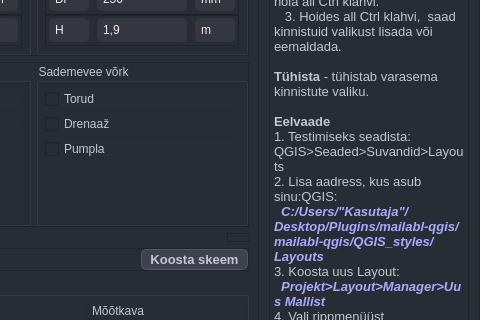
Above: mailabl-qgis/Functions/Easements/widgets/Servituut.ui from TuloliKalver/mailabl-qgis before the change; both pictures show x 420 to 900 and y 270 to 590 of the 900 by 750 pixel window. Below: the same form after it.
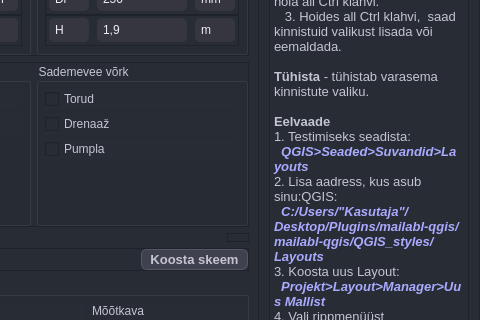
That is the form after the change. Icons and pictures are not drawn.

Commit message: veel servituutides

The edit to the form file:
```diff
--- a/mailabl-qgis/Functions/Easements/widgets/Servituut.ui
+++ b/mailabl-qgis/Functions/Easements/widgets/Servituut.ui
@@ -1961,7 +1961,8 @@
 &lt;p style=&quot;-qt-paragraph-type:empty; margin-top:0px; margin-bottom:0px; margin-left:0px; margin-right:0px; -qt-block-indent:0; text-indent:0px;&quot;&gt;&lt;br /&gt;&lt;/p&gt;
 &lt;p style=&quot; margin-top:0px; margin-bottom:0px; margin-left:0px; margin-right:0px; -qt-block-indent:0; text-indent:0px;&quot;&gt;&lt;span style=&quot; font-weight:600;&quot;&gt;Tühista &lt;/span&gt;- tühistab varasema kinnistute valiku.&lt;/p&gt;
 &lt;p style=&quot;-qt-paragraph-type:empty; margin-top:0px; margin-bottom:0px; margin-left:0px; margin-right:0px; -qt-block-indent:0; text-indent:0px;&quot;&gt;&lt;br /&gt;&lt;/p&gt;
-&lt;p style=&quot; margin-top:0px; margin-bottom:0px; margin-left:0px; margin-right:0px; -qt-block-indent:0; text-indent:0px;&quot;&gt;&lt;span style=&quot; font-weight:600;&quot;&gt;Eelvaade&lt;/span&gt;&lt;br /&gt;1. Testimiseks seadista: QGIS&amp;gt;Seaded&amp;gt;Suvandid&amp;gt;Layouts&lt;/p&gt;
+&lt;p style=&quot; margin-top:0px; margin-bottom:0px; margin-left:0px; margin-right:0px; -qt-block-indent:0; text-indent:0px;&quot;&gt;&lt;span style=&quot; font-weight:600;&quot;&gt;Eelvaade&lt;/span&gt;&lt;br /&gt;1. Testimiseks seadista: &lt;/p&gt;
+&lt;p style=&quot; margin-top:0px; margin-bottom:0px; margin-left:0px; margin-right:0px; -qt-block-indent:0; text-indent:0px;&quot;&gt;&lt;span style=&quot; font-weight:600; color:#aaaaff;&quot;&gt; &lt;/span&gt;&lt;span style=&quot; font-weight:600; font-style:italic; color:#aaaaff;&quot;&gt; QGIS&amp;gt;Seaded&amp;gt;Suvandid&amp;gt;Layouts&lt;/span&gt;&lt;/p&gt;
 &lt;p style=&quot; margin-top:0px; margin-bottom:0px; margin-left:0px; margin-right:0px; -qt-block-indent:0; text-indent:0px;&quot;&gt;2. Lisa aadress, kus asub sinu:QGIS: &lt;/p&gt;
 &lt;p style=&quot; margin-top:0px; margin-bottom:0px; margin-left:0px; margin-right:0px; -qt-block-indent:0; text-indent:0px;&quot;&gt;&lt;span style=&quot; font-weight:600; color:#5500ff;&quot;&gt; &lt;/span&gt;&lt;span style=&quot; font-weight:600; font-style:italic; color:#aaaaff;&quot;&gt; C:/Users/&amp;quot;Kasutaja&amp;quot;/Desktop/Plugins/mailabl-qgis/mailabl-qgis/QGIS_styles/Layouts&lt;/span&gt;&lt;/p&gt;
 &lt;p style=&quot; margin-top:0px; margin-bottom:0px; margin-left:0px; margin-right:0px; -qt-block-indent:0; text-indent:0px;&quot;&gt;3. Koosta uus Layout: &lt;/p&gt;
```
